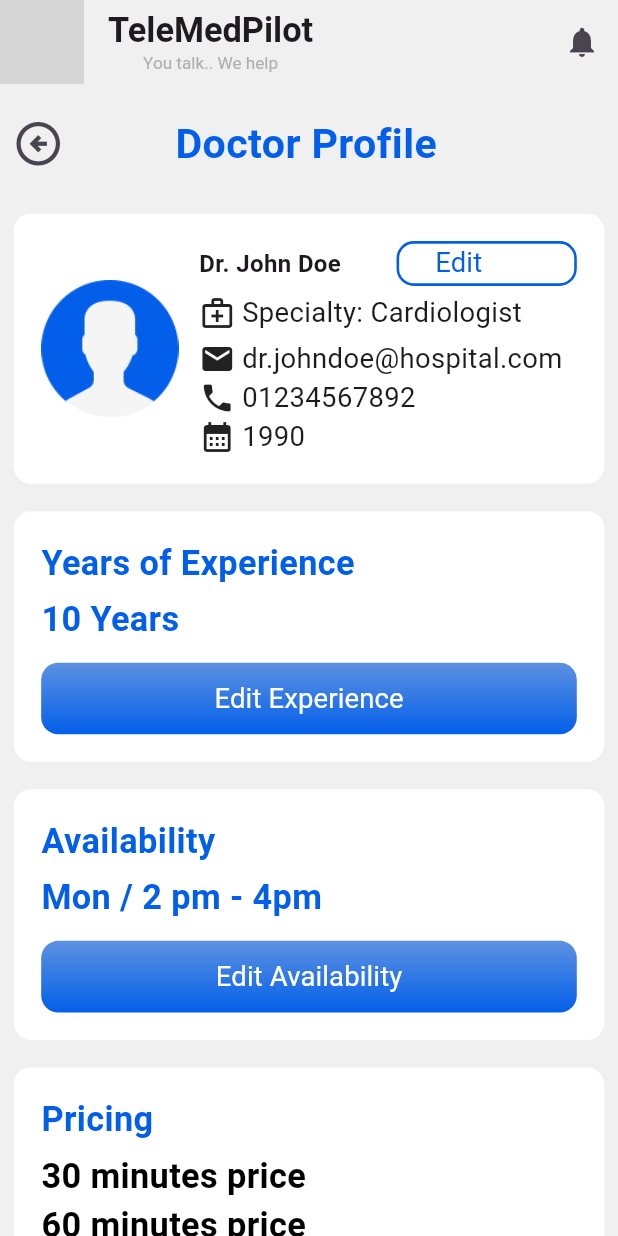
After one commit to mostafa-aboelmagd/telemedicine-app, a Flutter app: the DoctorProfileScreen screen opened by its route, on a phone screen of 412 x 824 dp. The commit adds this screen. Run offline on Flutter 3.47's test engine with Material 3 defaults, Android fonts, the phone set to English and light mode, and no system bars; our stand-ins replace device_info_plus, flutter_dotenv, flutter_riverpod, flutter_screenutil, shared_preferences; accounts and stored records are empty; grey boxes are pictures that could not be loaded.

Commit message:
doctor profile UI

```diff
--- a/Mobile App/tele_med_pilot/lib/core/route.dart
+++ b/Mobile App/tele_med_pilot/lib/core/route.dart
@@ -1,4 +1,5 @@
 import 'package:flutter/material.dart';
+import 'package:tele_med_pilot/features/doctorFeatures/doctor_profile_screen.dart';
 import 'package:tele_med_pilot/features/doctors/views/doctors_screen.dart';
 import 'package:tele_med_pilot/features/home_page/views/home_screen.dart';
 import 'package:tele_med_pilot/features/more/views/more_screen.dart';
@@ -12,6 +13,7 @@ import 'package:tele_med_pilot/features/sign_up/signup_step3_screen.dart';
 import 'package:tele_med_pilot/features/support/views/support_screen.dart';
 import 'package:tele_med_pilot/ui/main_screen.dart';
 import 'package:tele_med_pilot/ui/main_screen_layout.dart';
+import 'package:tele_med_pilot/features/doctorFeatures/doctor_profile_screen.dart';
 
 class RouteClass {
   static const String initRoute = "/";
@@ -28,6 +30,9 @@ class RouteClass {
   //Application internal screen routes
   static const String profileRoute = "/profile_screen";
   static const String notificationsRoute = "/notification_screen";
+
+  //Doctor profile screen route
+  static const String doctorProfileRoute = "/doctor_profile_screen";
 
   //Registration and athentication routes
   static const String signInRoute = "/sign_in_screen";
@@ -60,6 +65,9 @@ class RouteClass {
       case notificationsRoute:
         return MaterialPageRoute(builder: (_) => const NotificationsScreen());
 
+      case doctorProfileRoute:
+        return MaterialPageRoute(builder: (_) => const DoctorProfileScreen());
+
       //Registration and athentication routes
       case signInRoute:
         return MaterialPageRoute(builder: (_) => const SignInScreen());
--- /dev/null
+++ b/Mobile App/tele_med_pilot/lib/features/doctorFeatures/doctor_profile_screen.dart
@@ -0,0 +1,334 @@
+import 'package:flutter/material.dart';
+import 'package:flutter_riverpod/flutter_riverpod.dart';
+import 'package:flutter_screenutil/flutter_screenutil.dart';
+import 'package:tele_med_pilot/core/constant.dart';
+import 'package:tele_med_pilot/core/route.dart';
+import 'package:tele_med_pilot/core/theme.dart';
+import 'package:tele_med_pilot/ui/components/app_bar.dart';
+import 'package:tele_med_pilot/ui/components/button.dart';
+
+class DoctorProfileScreen extends ConsumerStatefulWidget {
+  const DoctorProfileScreen({super.key});
+
+  @override
+  ConsumerState<ConsumerStatefulWidget> createState() =>
+      _DoctorProfileScreenState();
+}
+
+class _DoctorProfileScreenState extends ConsumerState<DoctorProfileScreen> {
+  @override
+  Widget build(BuildContext context) {
+    return Scaffold(
+      backgroundColor: AppColors.gray10,
+      appBar: const CustomAppBar(identifier: 2),
+      body: SafeArea(
+        child: SingleChildScrollView(
+          child: Column(
+            mainAxisAlignment: MainAxisAlignment.center,
+            children: [
+              SizedBox(height: 12.h),
+              Row(
+                mainAxisAlignment: MainAxisAlignment.spaceBetween,
+                crossAxisAlignment: CrossAxisAlignment.center,
+                mainAxisSize: MainAxisSize.max,
+                children: [
+                  IconButton(
+                    icon:
+                        Icon(Icons.arrow_circle_left_outlined, size: 35.spMin),
+                    onPressed: () {
+                      Navigator.pop(context);
+                    },
+                  ),
+                  Text(
+                    "Doctor Profile",
+                    style: AppTextStyles.bodyTextExtraLargeBold
+                        .copyWith(color: AppColors.blue100),
+                  ),
+                  SizedBox(width: 48.w),
+                ],
+              ),
+              SizedBox(height: 10.h),
+              Container(
+                width: double.infinity,
+                margin: EdgeInsets.all(8.r),
+                padding: EdgeInsets.all(16.r),
+                decoration: BoxDecoration(
+                  color: AppColors.white,
+                  borderRadius: BorderRadius.circular(10.r),
+                ),
+                child: Row(
+                  mainAxisSize: MainAxisSize.max,
+                  crossAxisAlignment: CrossAxisAlignment.center,
+                  children: [
+                    Image.asset(
+                      AppConstants.emptyProfile, // Doctor's profile picture
+                      height: 80.h,
+                      width: 80.w,
+                    ),
+                    SizedBox(width: 12.w),
+                    Expanded(
+                      child: Column(
+                        crossAxisAlignment: CrossAxisAlignment.start,
+                        children: [
+                          Row(
+                            mainAxisAlignment: MainAxisAlignment.spaceBetween,
+                            children: [
+                              Text(
+                                "Dr. John Doe", // Doctor's name
+                                style: AppTextStyles.bodyTextBold,
+                              ),
+                              Align(
+                                alignment: Alignment.centerRight,
+                                child: SizedBox(
+                                  width: 105.w,
+                                  height: 25.h,
+                                  child: Button(
+                                    label: "Edit Profile",
+                                    labelColor: AppColors.blue100,
+                                    isValid: true,
+                                    onTap: () {},
+                                    outlineColor: AppColors.blue100,
+                                    outlinedButton: true,
+                                  ),
+                                ),
+                              ),
+                            ],
+                          ),
+                          SizedBox(height: 4.h),
+                          Row(
+                            children: [
+                              const Icon(Icons.medical_services_outlined),
+                              SizedBox(width: 4.w),
+                              Text(
+                                "Specialty: Cardiologist", // Doctor's specialty
+                                style: AppTextStyles.bodyTextMediumNormal,
+                              ),
+                            ],
+                          ),
+                          SizedBox(height: 4.h),
+                          Row(
+                            children: [
+                              const Icon(Icons.email),
+                              SizedBox(width: 4.w),
+                              Text(
+                                "dr.johndoe@hospital.com", // Doctor's email
+                                style: AppTextStyles.bodyTextMediumNormal,
+                              ),
+                            ],
+                          ),
+                          Row(children: [
+                            const Icon(Icons.phone),
+                            SizedBox(width: 4.w),
+                            Text(
+                              "01234567892", // Doctor's email
+                              style: AppTextStyles.bodyTextMediumNormal,
+                            ),
+                          ]),
+                          Row(children: [
+                            const Icon(Icons.calendar_month),
+                            SizedBox(width: 4.w),
+                            Text(
+                              "1990", // Doctor's email
+                              style: AppTextStyles.bodyTextMediumNormal,
+                            ),
+                          ])
+                        ],
+                      ),
+                    ),
+                  ],
+                ),
+              ),
+              Container(
+                width: double.infinity,
+                margin: EdgeInsets.all(8.r),
+                padding: EdgeInsets.all(16.r),
+                decoration: BoxDecoration(
+                  color: AppColors.white,
+                  borderRadius: BorderRadius.circular(10.r),
+                ),
+                child: Column(
+                  crossAxisAlignment: CrossAxisAlignment.start,
+                  children: [
+                    Text(
+                      "Years of Experience", // New section for doctors
+                      style: AppTextStyles.bodyTextLargeBold
+                          .copyWith(color: AppColors.blue100),
+                    ),
+                    SizedBox(height: 4.h),
+                    Text(
+                      "10 Years", // Example info
+                      style: AppTextStyles.bodyTextLargeBold
+                          .copyWith(color: AppColors.blue100),
+                    ),
+                    SizedBox(height: 10.h),
+                    Button(
+                      label: "Edit Experience",
+                      labelColor: AppColors.white,
+                      isValid: true,
+                      onTap: () {},
+                    ),
+                  ],
+                ),
+              ),
+              Container(
+                width: double.infinity,
+                margin: EdgeInsets.all(8.r),
+                padding: EdgeInsets.all(16.r),
+                decoration: BoxDecoration(
+                  color: AppColors.white,
+                  borderRadius: BorderRadius.circular(10.r),
+                ),
+                child: Column(
+                  crossAxisAlignment: CrossAxisAlignment.start,
+                  children: [
+                    Text(
+                      "Availability", // New section for doctors
+                      style: AppTextStyles.bodyTextLargeBold
+                          .copyWith(color: AppColors.blue100),
+                    ),
+                    SizedBox(height: 4.h),
+                    Text(
+                      "Mon / 2 pm - 4pm", // Example info
+                      style: AppTextStyles.bodyTextLargeBold
+                          .copyWith(color: AppColors.blue100),
+                    ),
+                    SizedBox(height: 10.h),
+                    Button(
+                      label: "Edit Availability",
+                      labelColor: AppColors.white,
+                      isValid: true,
+                      onTap: () {},
+                    ),
+                  ],
+                ),
+              ),
+              Container(
+                width: double.infinity,
+                margin: EdgeInsets.all(8.r),
+                padding: EdgeInsets.all(16.r),
+                decoration: BoxDecoration(
+                  color: AppColors.white,
+                  borderRadius: BorderRadius.circular(10.r),
+                ),
+                child: Column(
+                  crossAxisAlignment: CrossAxisAlignment.start,
+                  children: [
+                    Text(
+                      "Pricing", // New section for doctors
+                      style: AppTextStyles.bodyTextLargeBold
+                          .copyWith(color: AppColors.blue100),
+                    ),
+                    SizedBox(height: 4.h),
+                    Text(
+                      "30 minutes price", // Example info
+                      style: AppTextStyles.bodyTextLargeBold
+                          .copyWith(color: AppColors.black),
+                    ),
+                    Text(
+                      "60 minutes price", // Example info
+                      style: AppTextStyles.bodyTextLargeBold
+                          .copyWith(color: AppColors.black),
+                    ),
+                    SizedBox(height: 10.h),
+                    Button(
+                      label: "Edit Pricing",
+                      labelColor: AppColors.white,
+                      isValid: true,
+                      onTap: () {},
+                    ),
+                  ],
+                ),
+              ),
+              Container(
+                width: double.infinity,
+                margin: EdgeInsets.all(8.r),
+                padding: EdgeInsets.all(16.r),
+                decoration: BoxDecoration(
+                  color: AppColors.white,
+                  borderRadius: BorderRadius.circular(10.r),
+                ),
+                child: Column(
+                  crossAxisAlignment: CrossAxisAlignment.start,
+                  children: [
+                    Text(
+                      "Reserved Appointments", // New section for doctors
+                      style: AppTextStyles.bodyTextLargeBold
+                          .copyWith(color: AppColors.blue100),
+                    ),
+                    SizedBox(height: 4.h),
+                    Text(
+                      "03:30 pm - mon", // Example info
+                      style: AppTextStyles.bodyTextLargeBold
+                          .copyWith(color: AppColors.black),
+                    ),
+                    SizedBox(height: 10.h),
+                    Button(
+                      label: "Manage Appointments",
+                      labelColor: AppColors.white,
+                      isValid: true,
+                      onTap: () {},
+                    ),
+                  ],
+                ),
+              ),
+              Container(
+                width: double.infinity,
+                margin: EdgeInsets.all(8.r),
+                padding: EdgeInsets.all(16.r),
+                decoration: BoxDecoration(
+                  color: AppColors.white,
+                  borderRadius: BorderRadius.circular(10.r),
+                ),
+                child: Column(
+                  crossAxisAlignment: CrossAxisAlignment.start,
+                  children: [
+                    Text(
+                      "Password",
+                      style: AppTextStyles.bodyTextLargeBold
+                          .copyWith(color: AppColors.blue100),
+                    ),
+                    SizedBox(height: 8.h),
+                    Center(
+                      child: Text(
+                        "Change Password",
+                        style: AppTextStyles.bodyTextMediumNormal
+                            .copyWith(color: AppColors.teal0),
+                      ),
+                    ),
+                  ],
+                ),
+              ),
+              SizedBox(height: 8.h),
+              GestureDetector(
+                child: Row(
+                  mainAxisAlignment: MainAxisAlignment.center,
+                  children: [
+                    Transform(
+                      alignment: Alignment.center,
+                      transform: Matrix4.identity()..scale(-1.0, 1.0),
+                      child: Icon(
+                        Icons.logout,
+                        color: AppColors.red100,
+                        size: 25.sp,
+                      ),
+                    ),
+                    SizedBox(width: 4.w),
+                    Text(
+                      "Sign Out",
+                      style: AppTextStyles.bodyTextMediumNormal
+                          .copyWith(color: AppColors.red100),
+                    ),
+                  ],
+                ),
+                onTap: () {
+                  Navigator.pushNamedAndRemoveUntil(context,
+                      RouteClass.initRoute, (Route<dynamic> route) => false);
+                },
+              )
+            ],
+          ),
+        ),
+      ),
+    );
+  }
+}
```
